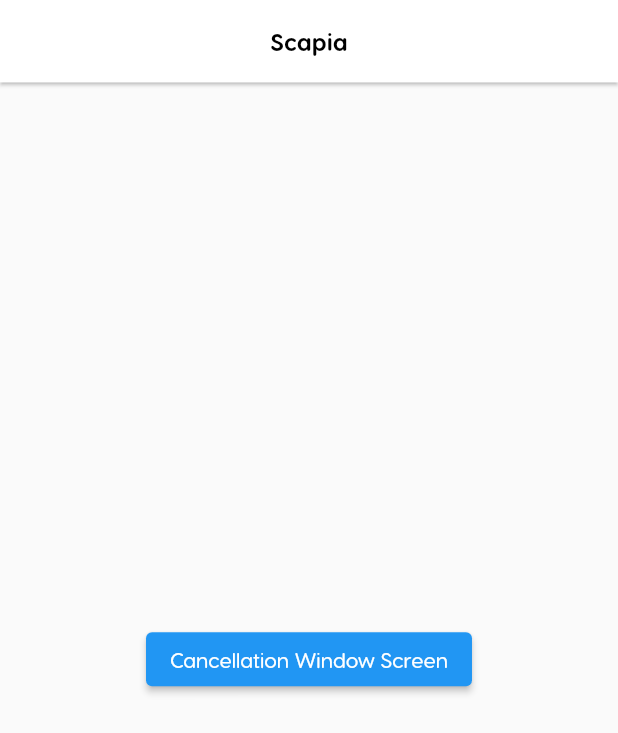
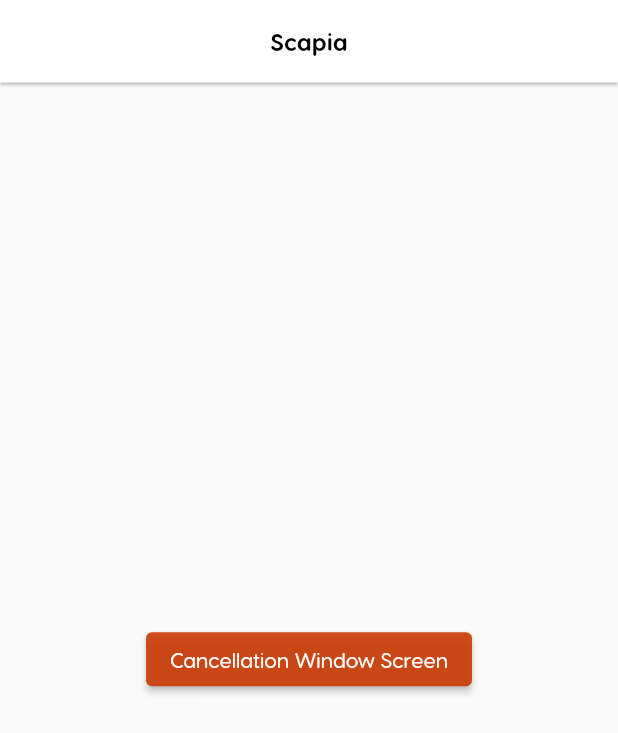
Before and after one commit to PaRaDoX50/scapia-ui, a Flutter app: the screen it shows after launch, on a phone screen of 412 x 824 dp. Shown: the top 733 px of the screen. Run offline on Flutter 3.47's test engine with Material 2 defaults, Android fonts, the phone set to English and light mode, and no system bars; our stand-ins replace equatable, flutter_bloc.

Commit message:
Add primary color

```diff
--- a/lib/main.dart
+++ b/lib/main.dart
@@ -35,7 +35,10 @@
       create: (context) => repository,
       child: MaterialApp(
           title: 'Flutter Demo',
-          theme: ThemeData(primarySwatch: Colors.blue, fontFamily: 'visby'),
+          theme: ThemeData(
+              primarySwatch: Colors.blue,
+              fontFamily: 'visby',
+              primaryColor: const Color(0xffca3b04).withOpacity(.9)),
           home: const HomeScreen(),
           onGenerateRoute: (settings) {
             if (settings.name == CancellationWindowScreen.routeName) {
```
